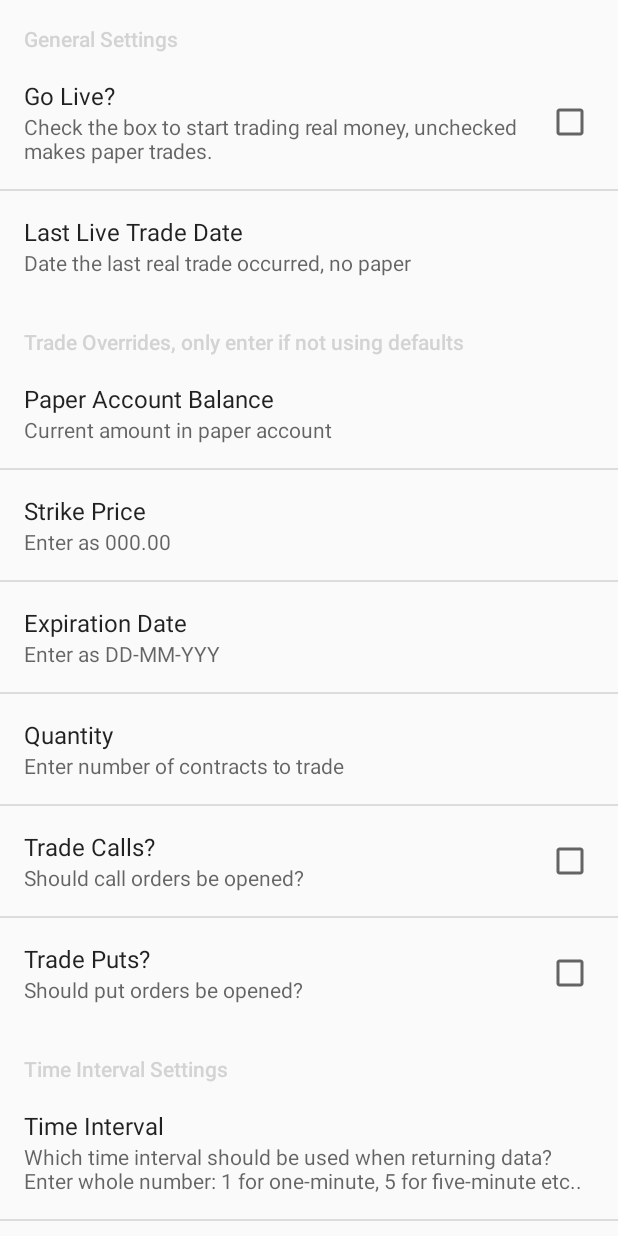
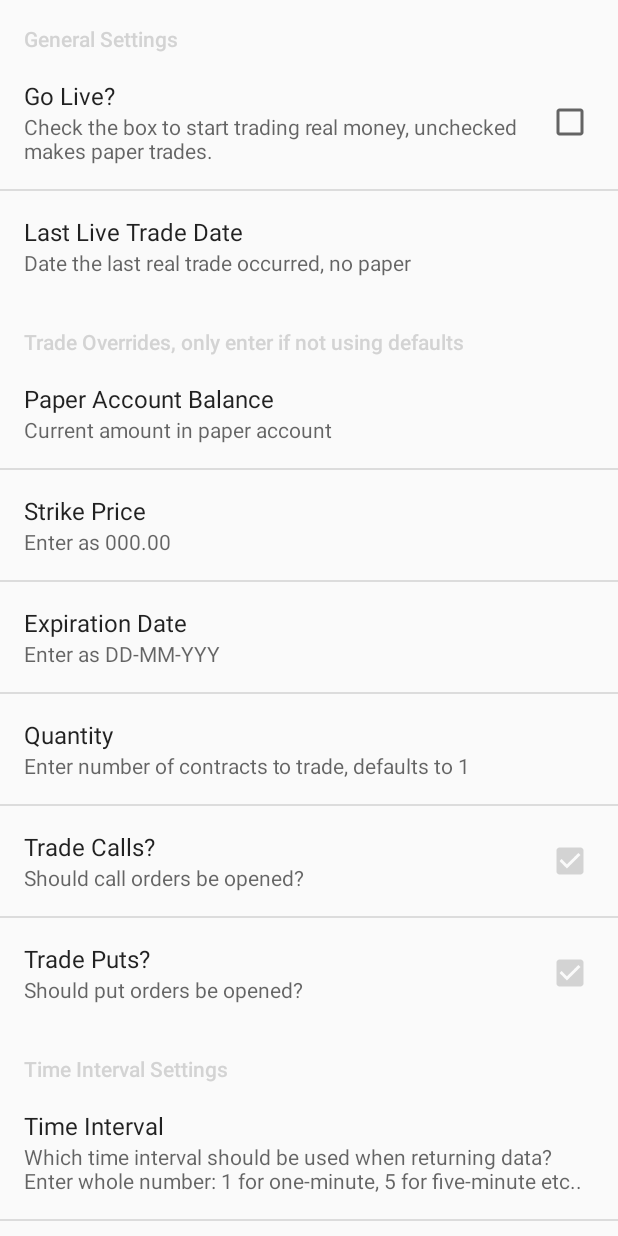
Before and after one commit to mikemey01/Markets, an Android app: the PrefsActivity screen opened directly, with no data from a screen before it, on a phone screen of 412 x 824 dp. Run offline under Robolectric (Android 15) with nearby library versions, the phone set to English and light mode, and no system bars.

Commit message:
preference work

```diff
--- a/app/src/main/java/com/chariotinstruments/markets/PhaseOneControl.java
+++ b/app/src/main/java/com/chariotinstruments/markets/PhaseOneControl.java
@@ -67,6 +67,8 @@ public class PhaseOneControl extends BaseControl implements ParseData.ParseDataA
     }
 
     public void start(){
+        consoleView.setText(Integer.toString(super.getQuantity()));
+
         isActive = true;
 
         //Set the buying power first every time we start.
--- a/app/src/main/res/xml/preferences.xml
+++ b/app/src/main/res/xml/preferences.xml
@@ -44,21 +44,23 @@
         <EditTextPreference
             android:title="Quantity"
             android:key="quantity"
-            android:summary="Enter number of contracts to trade">
+            android:summary="Enter number of contracts to trade, defaults to 1">
         </EditTextPreference>
 
         <CheckBoxPreference
             android:title="Trade Calls?"
             android:key="tradeCalls"
             android:summary="Should call orders be opened?"
-            android:persistent="true">
+            android:persistent="true"
+            android:defaultValue="true">
         </CheckBoxPreference>
 
         <CheckBoxPreference
             android:title="Trade Puts?"
             android:key="tradePuts"
             android:summary="Should put orders be opened?"
-            android:persistent="true">
+            android:persistent="true"
+            android:defaultValue="true">
         </CheckBoxPreference>
 
     </PreferenceCategory>
```
Also changed, not shown: app/src/main/java/com/chariotinstruments/markets/BaseControl.java (+10 -2 lines).
